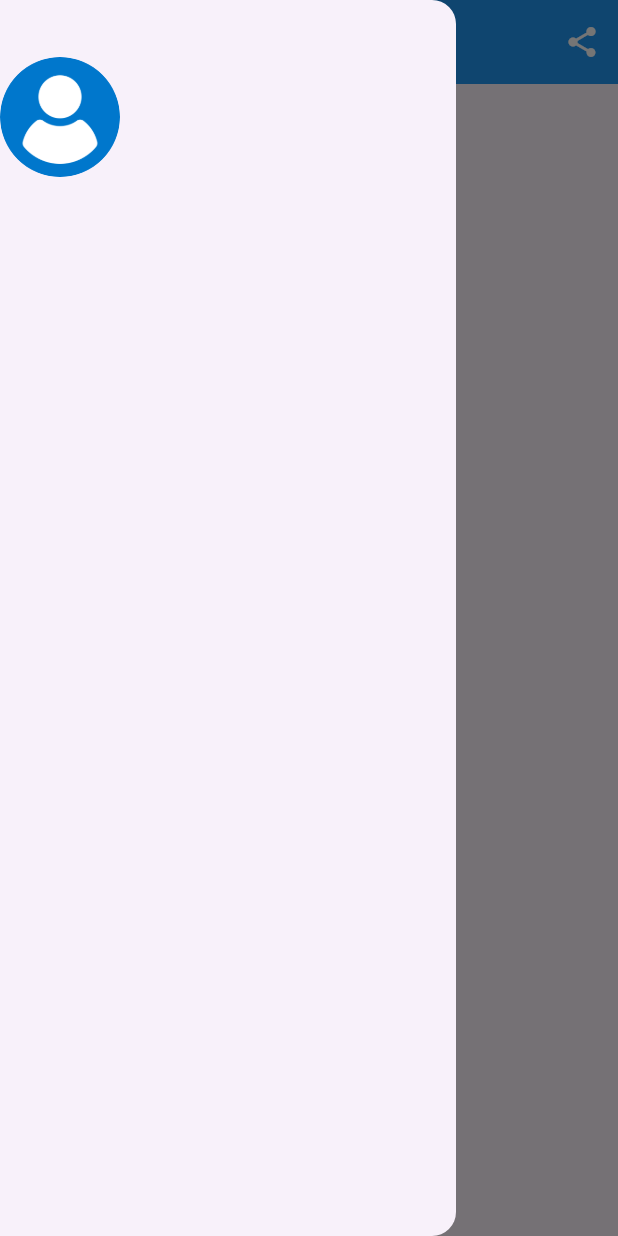
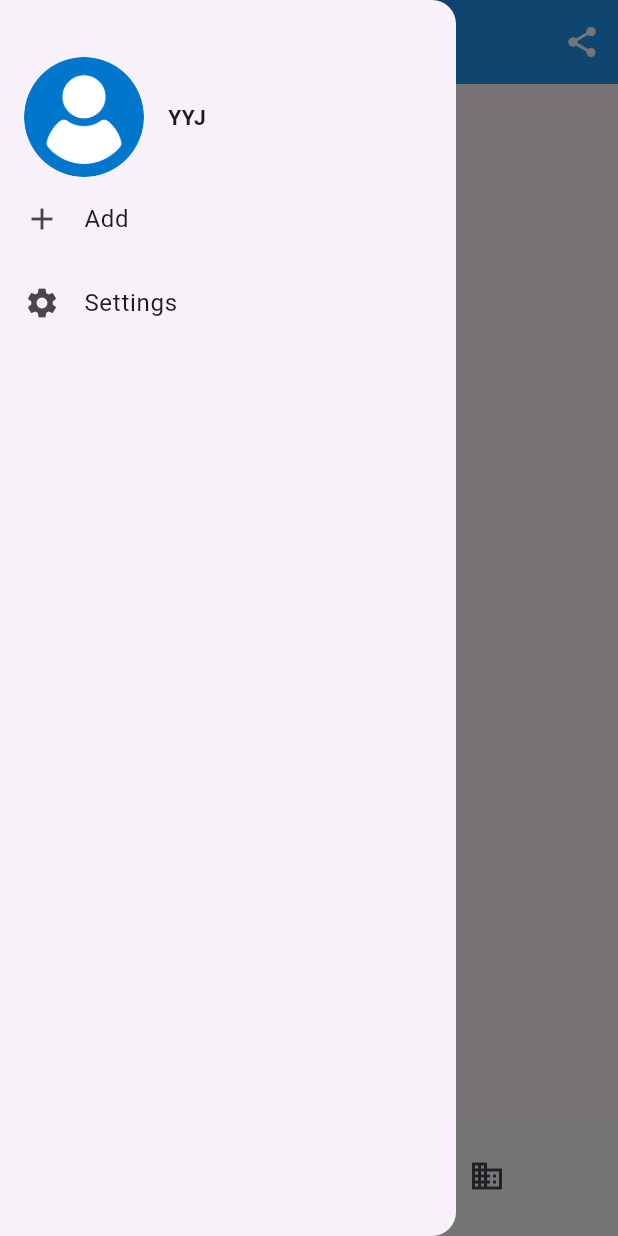
Before and after one commit to yinyajiang/flutter_study, a Flutter app: the screen it shows after launch, with the side drawer open, on a phone screen of 412 x 824 dp. Run offline on Flutter 3.47's test engine with Material 3 defaults, Android fonts, the phone set to English and light mode, and no system bars.

Commit message:
Update main.dart

```diff
--- a/project1/lib/main.dart
+++ b/project1/lib/main.dart
@@ -43,6 +43,8 @@ class ScaffoldRoute extends StatefulWidget {
 }
 
 class _ScaffoldRouteState extends State<ScaffoldRoute> {
+  int _selectedIndex = 0;
+
   @override
   Widget build(BuildContext context) {
     return Scaffold(
@@ -67,10 +69,41 @@ class _ScaffoldRouteState extends State<ScaffoldRoute> {
         }),
       ),
       drawer: MyDrawer(),
+      bottomNavigationBar: BottomAppBar(
+        notchMargin: 4.0, // 添加这一行
+        color: Colors.white,
+        shape: CircularNotchedRectangle(), // 底部导航栏打一个圆形的洞
+        child: Row(
+          children: [
+            IconButton(
+              icon: Icon(Icons.home),
+              onPressed: () => {},
+            ),
+            SizedBox(),
+            IconButton(
+              icon: Icon(Icons.business),
+              onPressed: () => {},
+            ),
+          ],
+          mainAxisAlignment: MainAxisAlignment.spaceAround, //均分底部导航栏横向空间
+        ),
+      ),
+      floatingActionButton: FloatingActionButton(
+        child: Icon(Icons.add),
+        shape: CircleBorder(),
+        onPressed: () {},
+      ),
+      floatingActionButtonLocation: FloatingActionButtonLocation.centerDocked,
       body: Center(
         child: Text('Hello World'),
       ),
     );
+  }
+
+  void _onItemTapped(int value) {
+    setState(() {
+      _selectedIndex = value;
+    });
   }
 }
 
@@ -89,16 +122,35 @@ class MyDrawer extends StatelessWidget {
               padding: const EdgeInsets.only(top: 38.0),
               child: Row(
                 children: <Widget>[
-                  ClipOval(
-                    child: Image.asset(
-                      "assets/images/user.png",
-                      width: 80,
+                  Padding(
+                    padding: const EdgeInsets.symmetric(horizontal: 16.0),
+                    child: ClipOval(
+                      child: Image.asset(
+                        "assets/images/user.png",
+                        width: 80,
+                      ),
                     ),
                   ),
+                  Text(
+                    "YYJ",
+                    style: TextStyle(fontWeight: FontWeight.bold),
+                  )
                 ],
               ),
             ),
-            Expanded(child: ListView())
+            Expanded(
+                child: ListView(
+              children: <Widget>[
+                ListTile(
+                  leading: Icon(Icons.add),
+                  title: Text("Add"),
+                ),
+                ListTile(
+                  leading: Icon(Icons.settings),
+                  title: Text("Settings"),
+                ),
+              ],
+            ))
           ],
         ),
       ),
```
